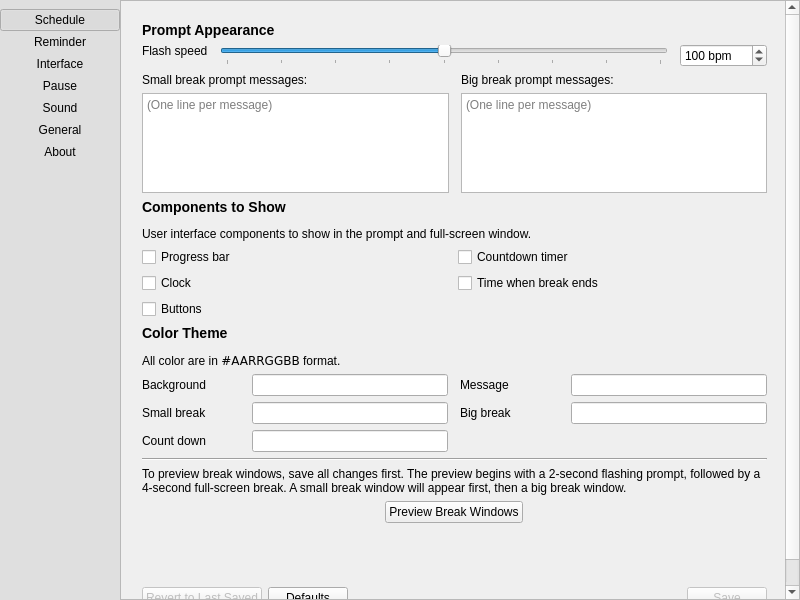
Above: src/app/pref-window.ui from AllanChain/sane-break before the change. Below: the same form after it.
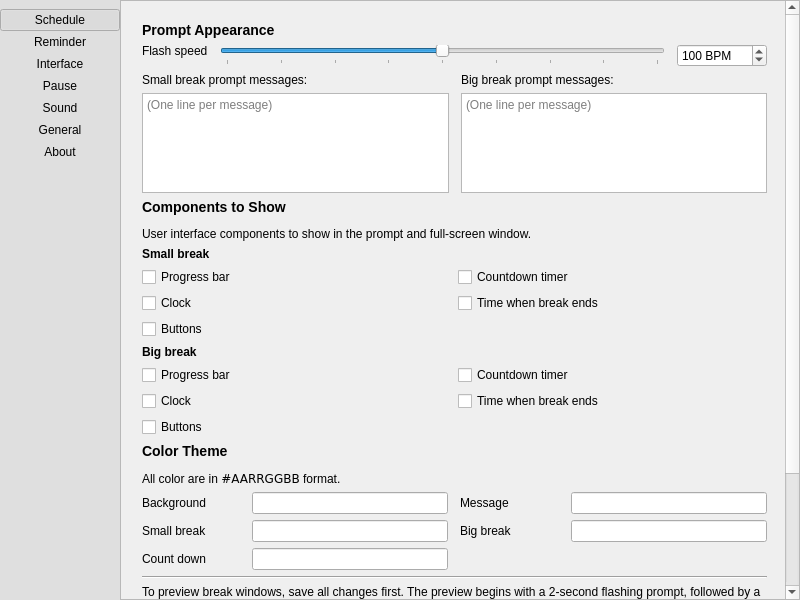
That is the form after the change. The open tabs and pages were chosen to show the change. Icons and pictures are not drawn. Custom widgets are drawn as their Qt base class.

Commit message: separate UI configs for small and big breaks

```diff
--- a/src/app/pref-window.ui
+++ b/src/app/pref-window.ui
@@ -245,7 +245,7 @@
          <x>0</x>
          <y>0</y>
          <width>659</width>
-         <height>724</height>
+         <height>878</height>
         </rect>
        </property>
        <layout class="QVBoxLayout" name="verticalLayout_8">
@@ -728,7 +728,7 @@
               <item row="0" column="2">
                <widget class="QSpinBox" name="flashSpeedBox">
                 <property name="suffix">
-                 <string notr="true"> bpm</string>
+                 <string notr="true"> BPM</string>
                 </property>
                 <property name="maximum">
                  <number>65535</number>
@@ -802,8 +802,22 @@
               </property>
              </widget>
             </item>
+            <item>
+             <widget class="QLabel" name="label_9">
+              <property name="text">
+               <string>&lt;h4&gt;Small break&lt;/h4&gt;</string>
+              </property>
+             </widget>
+            </item>
             <item>
              <layout class="QGridLayout" name="gridLayout_12">
+              <item row="0" column="0">
+               <widget class="QCheckBox" name="smallBreakShowProgressBar">
+                <property name="text">
+                 <string>Progress bar</string>
+                </property>
+               </widget>
+              </item>
               <item row="1" column="1">
                <widget class="QCheckBox" name="showEndTime">
                 <property name="text">
@@ -811,6 +825,20 @@
                 </property>
                </widget>
               </item>
+              <item row="1" column="0">
+               <widget class="QCheckBox" name="smallBreakShowClock">
+                <property name="text">
+                 <string>Clock</string>
+                </property>
+               </widget>
+              </item>
+              <item row="2" column="0">
+               <widget class="QCheckBox" name="smallBreakShowButtons">
+                <property name="text">
+                 <string>Buttons</string>
+                </property>
+               </widget>
+              </item>
               <item row="0" column="1">
                <widget class="QCheckBox" name="showCountdown">
                 <property name="text">
@@ -818,27 +846,52 @@
                 </property>
                </widget>
               </item>
+             </layout>
+            </item>
+            <item>
+             <widget class="QLabel" name="label_29">
+              <property name="text">
+               <string>&lt;h4&gt;Big break&lt;/h4&gt;</string>
+              </property>
+             </widget>
+            </item>
+            <item>
+             <layout class="QGridLayout" name="gridLayout_25">
               <item row="0" column="0">
-               <widget class="QCheckBox" name="showProgressBar">
+               <widget class="QCheckBox" name="bigBreakShowProgressBar">
                 <property name="text">
                  <string>Progress bar</string>
                 </property>
                </widget>
               </item>
+              <item row="1" column="1">
+               <widget class="QCheckBox" name="bigBreakShowEndTime">
+                <property name="text">
+                 <string>Time when break ends</string>
+                </property>
+               </widget>
+              </item>
               <item row="1" column="0">
-               <widget class="QCheckBox" name="showClock">
+               <widget class="QCheckBox" name="bigBreakShowClock">
                 <property name="text">
                  <string>Clock</string>
                 </property>
                </widget>
               </item>
               <item row="2" column="0">
-               <widget class="QCheckBox" name="showButtons">
+               <widget class="QCheckBox" name="bigBreakShowButtons">
                 <property name="text">
                  <string>Buttons</string>
                 </property>
                </widget>
               </item>
+              <item row="0" column="1">
+               <widget class="QCheckBox" name="bigBreakShowCountdown">
+                <property name="text">
+                 <string>Countdown timer</string>
+                </property>
+               </widget>
+              </item>
              </layout>
             </item>
             <item>
```
Left out of the diff: 15 changed lines with no effect on the pictures. The commit also changes 5 other files.
